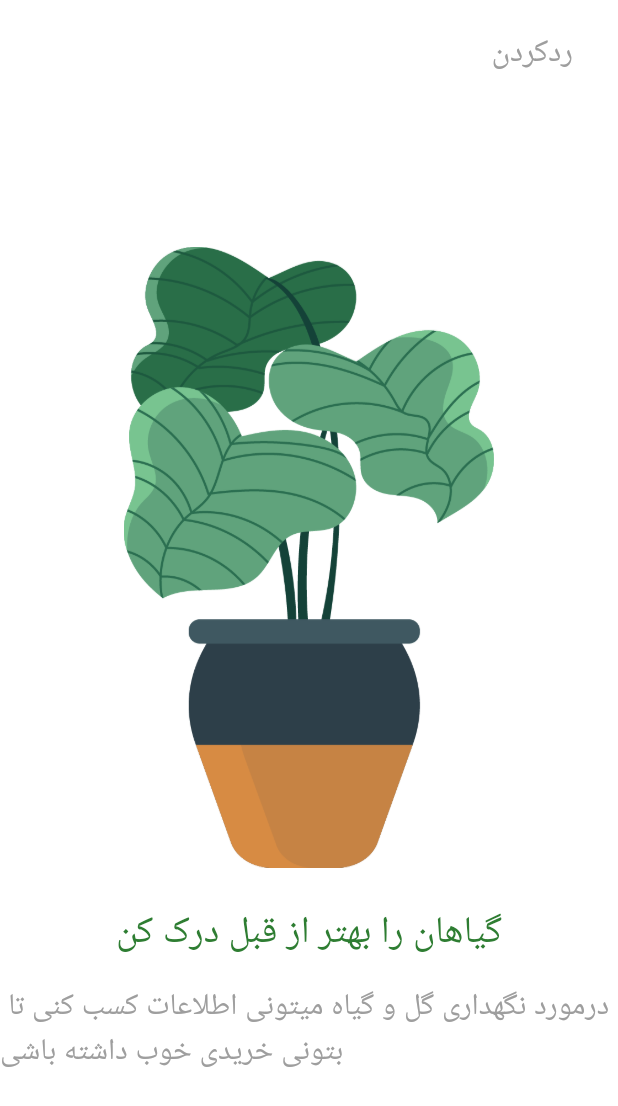
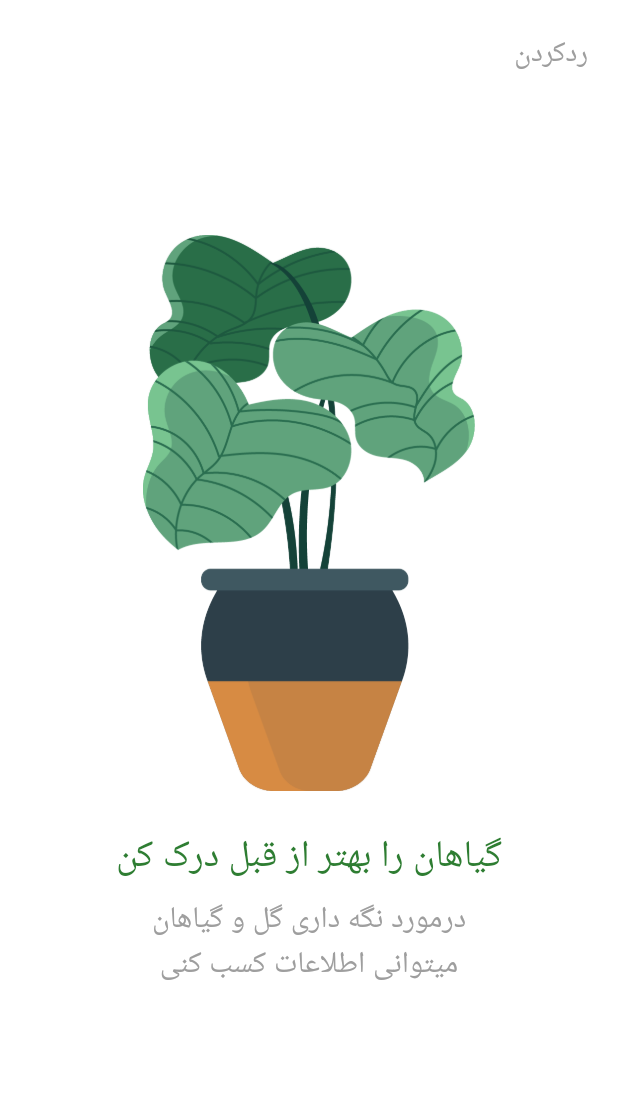
Before and after one commit to mahdadi78/plant_app, a Flutter app: the screen it shows after launch, on a phone screen of 412 x 824 dp. Shown: the top 1106 px of the screen. Run offline on Flutter 3.47's test engine with Material 3 defaults, Android fonts, the phone set to English and light mode, and no system bars; our stand-ins replace get, google_fonts; Roboto replaces fonts that are missing (Lalezar).

Commit message:
splash screen part1

```diff
--- /dev/null
+++ b/lib/CONTROLLER/indicator_controller.dart
@@ -0,0 +1,5 @@
+import 'package:get/get.dart';
+
+class IndicatorController extends GetxController {
+  var isActive = false.obs;
+}
--- a/lib/main.dart
+++ b/lib/main.dart
@@ -1,5 +1,5 @@
 import 'package:flutter/material.dart';
-import 'package:plant_app/constants/my_theme.dart';
+import 'package:plant_app/THEME/my_theme.dart';
 import 'package:plant_app/splash.dart';
 
 void main() {
--- a/lib/splash.dart
+++ b/lib/splash.dart
@@ -1,5 +1,6 @@
 import 'package:flutter/material.dart';
 import 'package:google_fonts/google_fonts.dart';
+import 'package:plant_app/splash_sheet.dart';
 
 class SplashScreen extends StatelessWidget {
   const SplashScreen({super.key});
@@ -8,50 +9,38 @@ class SplashScreen extends StatelessWidget {
   Widget build(BuildContext context) {
     // ignore: unused_local_variable
     var sizeWidth = MediaQuery.of(context).size.width;
+    var sizeHeight = MediaQuery.of(context).size.height;
+
     return Scaffold(
-      appBar: appbar(),
-      body: Column(
-        crossAxisAlignment: CrossAxisAlignment.center,
-        mainAxisAlignment: MainAxisAlignment.center,
-        verticalDirection: VerticalDirection.down,
-        children: [
-          Padding(
-            padding: EdgeInsets.symmetric(horizontal: sizeWidth * 0.20),
-            child: const Image(image: AssetImage('assets/plant-one.png')),
-          ),
-          Padding(
-            padding: const EdgeInsets.only(top: 25),
-            child: Text(
-              'گیاهان را بهتر از قبل درک کن',
-              style: GoogleFonts.lalezar(
-                  fontSize: 25, color: Theme.of(context).primaryColor),
-            ),
-          ),
-          Padding(
-            padding: const EdgeInsets.only(top: 15),
-            child: Text(
-              ' درمورد نگهداری گل و گیاه میتونی اطلاعات کسب کنی تا بتونی خریدی خوب داشته باشی',
-              style: GoogleFonts.notoSansCuneiform(
-                  fontSize: 20, color: Theme.of(context).cardColor),
-            ),
-          ),
-        ],
-      ),
-    );
+        appBar: appbar(context),
+        body: PageView.builder(
+            physics: const BouncingScrollPhysics(
+                parent: AlwaysScrollableScrollPhysics()),
+            itemCount: MySplashModel.splashList.length,
+            itemBuilder: (context, index) {
+              return SplashSheet(
+                sizeHeight: sizeHeight,
+                sizeWidth: sizeWidth,
+                imageurl: MySplashModel.splashList[index].imageurl,
+                title: MySplashModel.splashList[index].title,
+                description: MySplashModel.splashList[index].description,
+              );
+            }));
   }
 
-  AppBar appbar() {
+  AppBar appbar(context) {
     return AppBar(
       backgroundColor: Colors.transparent,
       elevation: 0.0,
       actions: [
         Padding(
-          padding: const EdgeInsets.only(top: 15, right: 30),
+          padding: const EdgeInsets.only(top: 15, right: 20),
           child: InkWell(
             onTap: () {},
             child: Text(
               'ردکردن',
-              style: GoogleFonts.lalezar(fontSize: 21, color: Colors.grey),
+              style: GoogleFonts.lalezar(
+                  fontSize: 19, color: Theme.of(context).cardColor),
             ),
           ),
         )
@@ -59,3 +48,35 @@ class SplashScreen extends StatelessWidget {
     );
   }
 }
+
+//  TODO  i have to add isActiveButtton...
+
+class Indicator extends StatelessWidget {
+  final int number;
+  const Indicator({
+    super.key,
+    required this.number,
+  });
+
+  @override
+  Widget build(BuildContext context) {
+    return Row(children: buttonBuilder(context));
+  }
+
+  List<Widget> buttonBuilder(context) {
+    List<Widget> list = [];
+    for (int i = 0; i < number; i++) {
+      list.add(
+        Container(
+          width: 10,
+          height: 10,
+          decoration: BoxDecoration(
+            shape: BoxShape.circle,
+            color: Theme.of(context).primaryColor,
+          ),
+        ),
+      );
+    }
+    return list;
+  }
+}
--- /dev/null
+++ b/lib/splash_sheet.dart
@@ -0,0 +1,89 @@
+import 'package:flutter/material.dart';
+import 'package:google_fonts/google_fonts.dart';
+
+class MySplashModel {
+  final String imageurl;
+  final String title;
+  final String description;
+
+  MySplashModel(
+      {required this.imageurl, required this.title, required this.description});
+
+  static List<MySplashModel> splashList = [
+    MySplashModel(
+      imageurl: 'assets/plant-one.png',
+      title: 'گیاهان را بهتر از قبل درک کن',
+      description: 'درمورد نگه داری گل و گیاهان میتوانی اطلاعات کسب کنی',
+    ),
+    MySplashModel(
+      imageurl: 'assets/plant-two.png',
+      title: 'با گیاهان جدید آشنا شو',
+      description: 'رز مشکی یا گل رز دوست داری؟ اینجا میتونی پیداش کنی',
+    ),
+    MySplashModel(
+      imageurl: 'assets/plant-three.png',
+      title: "با یک گل بهار نمیشود، گل بکار!",
+      description: 'هرگلی نیاز داشته باشید با قیمت باورنکردنی میتونی پیدا کنی',
+    ),
+  ];
+}
+
+class SplashSheet extends StatelessWidget {
+  const SplashSheet({
+    super.key,
+    required this.sizeHeight,
+    required this.sizeWidth,
+    required this.imageurl,
+    required this.title,
+    required this.description,
+  });
+
+  final double sizeHeight;
+  final double sizeWidth;
+  final String imageurl;
+  final String title;
+  final String description;
+  @override
+  Widget build(BuildContext context) {
+    return Column(
+      crossAxisAlignment: CrossAxisAlignment.center,
+      mainAxisAlignment: MainAxisAlignment.center,
+      verticalDirection: VerticalDirection.down,
+      children: [
+        Padding(
+          padding: EdgeInsets.symmetric(horizontal: sizeWidth * 0.20),
+          child: SizedBox(
+              width: double.infinity,
+              height: sizeHeight * 0.45,
+              child: Image(image: AssetImage(imageurl))),
+        ),
+        Padding(
+          padding: EdgeInsets.symmetric(horizontal: sizeWidth * 0.18),
+          child: Column(
+            children: [
+              Padding(
+                padding: const EdgeInsets.only(top: 25),
+                child: Text(
+                  textAlign: TextAlign.center,
+                  title,
+                  style: GoogleFonts.lalezar(
+                      fontSize: 25, color: Theme.of(context).primaryColor),
+                ),
+              ),
+              Padding(
+                padding: const EdgeInsets.only(top: 8),
+                child: Text(
+                  description,
+                  style: GoogleFonts.notoSansCuneiform(
+                      fontSize: 20, color: Theme.of(context).cardColor),
+                  textAlign: TextAlign.center,
+                ),
+              ),
+              SizedBox(height: sizeHeight * 0.08)
+            ],
+          ),
+        ),
+      ],
+    );
+  }
+}
--- a/pubspec.yaml
+++ b/pubspec.yaml
@@ -28,6 +28,7 @@ environment:
 # the latest version available on pub.dev. To see which dependencies have newer
 # versions available, run `flutter pub outdated`.
 dependencies:
+  get: ^4.6.6
   google_fonts: ^6.2.1
 
   flutter:
```
Also changed, not shown: lib/THEME/my_theme.dart (renamed from lib/constants/my_theme.dart), pubspec.lock.
